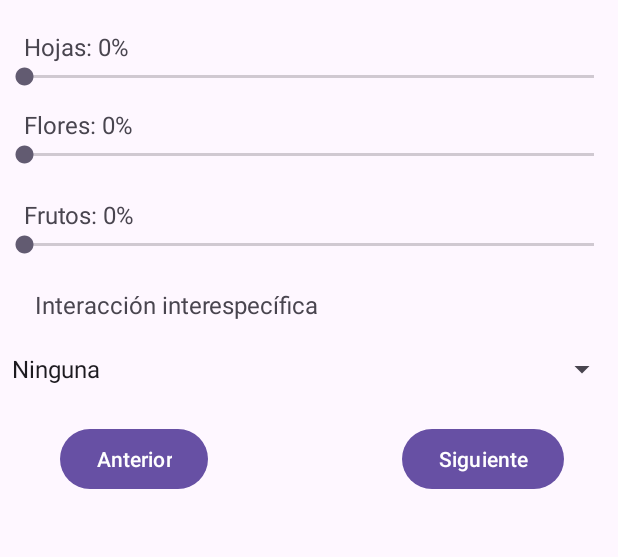
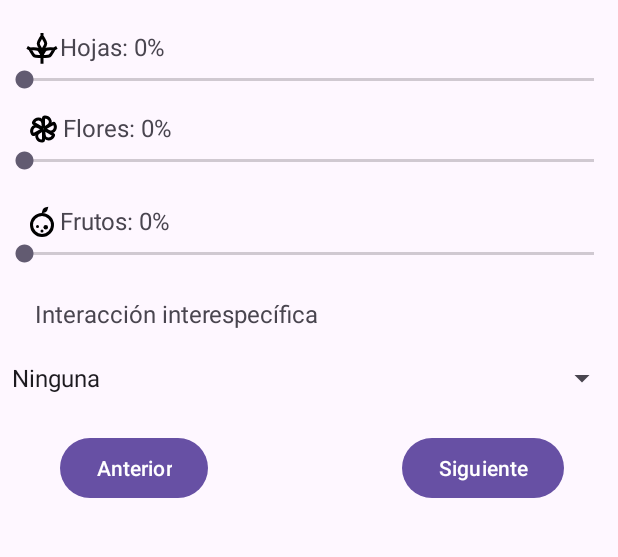
Before and after one commit to Veca-LAG/Forestales, an Android app: the MainActivity2 screen opened directly, with no data from a screen before it, on a phone screen of 412 x 824 dp, the part 53-610 px from its top. Run offline under Robolectric (Android 15) with nearby library versions, the phone set to English and light mode, and no system bars.

Commit message:
mas pantallas

```diff
--- /dev/null
+++ b/app/src/main/res/drawable/baseline_fruits.xml
@@ -0,0 +1,33 @@
+<vector xmlns:android="http://schemas.android.com/apk/res/android"
+    android:width="24dp"
+    android:height="24dp"
+    android:viewportWidth="24"
+    android:viewportHeight="24"
+    android:tint="#000000">
+
+    <path
+        android:pathData="M12,7a7,7 0 1,0 0,14a7,7 0 1,0 0,-14z"
+        android:strokeColor="#33363F"
+        android:strokeWidth="2"
+        android:fillColor="@android:color/transparent"
+        android:strokeLineCap="round" />
+
+    <path
+        android:pathData="M14.8418,3.1572c-0.1184,0.4729 -0.3007,0.8875 -0.5488,1.1357 -0.2481,0.2481 -0.6627,0.4304 -1.1357,0.5488 0.1184,-0.4727 0.3017,-0.8867 0.5498,-1.1348 0.248,-0.248 0.6621,-0.4313 1.1347,-0.5497z"
+        android:strokeColor="#33363F"
+        android:strokeWidth="2"
+        android:fillColor="@android:color/transparent"
+        android:strokeLineCap="round" />
+
+    <path
+        android:pathData="M9,14a1,1 0 1,0 0,2a1,1 0 1,0 0,-2z"
+        android:fillColor="#33363F" />
+
+    <path
+        android:pathData="M14.5,14a1.5,1.5 0 1,0 0,3a1.5,1.5 0 1,0 0,-3z"
+        android:fillColor="#33363F" />
+
+    <path
+        android:pathData="M12,17a1,1 0 1,0 0,2a1,1 0 1,0 0,-2z"
+        android:fillColor="#33363F" />
+</vector>
--- /dev/null
+++ b/app/src/main/res/drawable/baseline_leaves.xml
@@ -0,0 +1,31 @@
+<vector xmlns:android="http://schemas.android.com/apk/res/android"
+    android:width="24dp"
+    android:height="24dp"
+    android:viewportWidth="24"
+    android:viewportHeight="24"
+    android:tint="#000000">
+
+    <path
+        android:fillColor="@android:color/transparent"
+        android:strokeColor="#33363F"
+        android:strokeWidth="2"
+        android:pathData="M12,4L10.8522,5.913 C9.9498,7.417 9.4986,8.169 9.4986,9c0,0.831 0.4512,1.583 1.3536,3.087l0.7191,1.1984c0.1914,0.3191 0.2872,0.4787 0.4287,0.4787s0.2373,-0.1596 0.4287,-0.4787L13.1478,12.087 C14.0502,10.583 14.5014,9.831 14.5014,9c0,-0.831 -0.4512,-1.583 -1.3536,-3.087L12,4ZM12,4V2" />
+
+    <path
+        android:fillColor="@android:color/transparent"
+        android:strokeColor="#33363F"
+        android:strokeWidth="2"
+        android:pathData="M20.1603,12.5981l-2.2307,-0.0375c-1.7537,-0.0295 -2.6305,-0.0443 -3.3502,0.3712 -0.7196,0.4155 -1.1452,1.1822 -1.9966,2.7157l-0.6783,1.222c-0.1806,0.3254 -0.2709,0.488 -0.2002,0.6106 0.0708,0.1226 0.2569,0.1257 0.6289,0.132l1.3975,0.0235c1.7537,0.0295 2.6305,0.0443 3.3502,-0.3712 0.7196,-0.4155 1.1452,-1.1822 1.9965,-2.7157L20.1603,12.5981ZM20.1603,12.5981L21.8923,11.5981" />
+
+    <path
+        android:fillColor="@android:color/transparent"
+        android:strokeColor="#33363F"
+        android:strokeWidth="2"
+        android:pathData="M3.8397,12.5981l2.2306,-0.0375c1.7537,-0.0295 2.6305,-0.0443 3.3502,0.3712 0.7196,0.4155 1.1452,1.1822 1.9966,2.7157l0.6783,1.222c0.1806,0.3254 0.2709,0.488 0.2002,0.6106 -0.0708,0.1226 -0.2569,0.1257 -0.6289,0.132l-1.3975,0.0235c-1.7537,0.0295 -2.6305,0.0443 -3.3502,-0.3712 -0.7196,-0.4155 -1.1452,-1.1822 -1.9965,-2.7157L3.8397,12.5981ZM3.8397,12.5981L2.1077,11.5981" />
+
+    <path
+        android:fillColor="@android:color/transparent"
+        android:strokeColor="#33363F"
+        android:strokeWidth="2"
+        android:pathData="M12,15V22.5" />
+</vector>
--- a/app/src/main/res/layout/activity_main2.xml
+++ b/app/src/main/res/layout/activity_main2.xml
@@ -33,6 +33,7 @@
             android:layout_marginTop="20dp"
             android:text="Hojas: 0%"
             android:textSize="16sp"
+            android:drawableStart="@drawable/baseline_leaves"
             app:layout_constraintStart_toStartOf="parent"
             app:layout_constraintTop_toBottomOf="@+id/textViewForm" />
 
@@ -78,6 +79,7 @@
             android:layout_marginTop="12dp"
             android:text="Flores: 0%"
             android:textSize="16sp"
+            android:drawableStart="@drawable/baseline_flower"
             app:layout_constraintStart_toStartOf="parent"
             app:layout_constraintTop_toBottomOf="@+id/estadoHojasSpinner" />
 
@@ -100,6 +102,7 @@
             android:layout_marginTop="20dp"
             android:text="Frutos: 0%"
             android:textSize="16sp"
+            android:drawableStart="@drawable/baseline_fruits"
             app:layout_constraintStart_toStartOf="parent"
             app:layout_constraintTop_toBottomOf="@+id/floresSeekBar" />
 
```
Also changed, not shown: app/src/main/AndroidManifest.xml (+19 -7 lines), app/src/main/java/com/example/forestales/EraseActivity.java (added, +35 -0 lines), app/src/main/java/com/example/forestales/ModifyActivity.java (added, +34 -0 lines), app/src/main/java/com/example/forestales/OptionActivity.java (+37 -0 lines), app/src/main/java/com/example/forestales/ViewActivity.java (added, +34 -0 lines), app/src/main/res/layout/activity_erase.xml (added, +130 -0 lines), app/src/main/res/layout/activity_modify.xml (added, +129 -0 lines), app/src/main/res/layout/activity_option.xml (+12 -1 lines), app/src/main/res/layout/activity_view.xml (added, +129 -0 lines).
